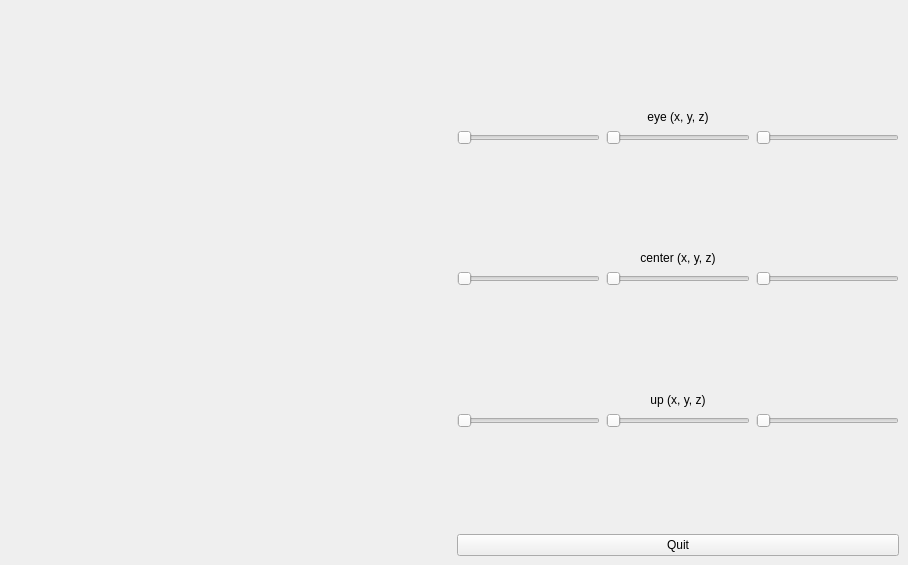
Before: the Qt Designer form src/gui/mainwindow.ui in kossadda/3DViewer_v1.0, drawn with Qt 5.
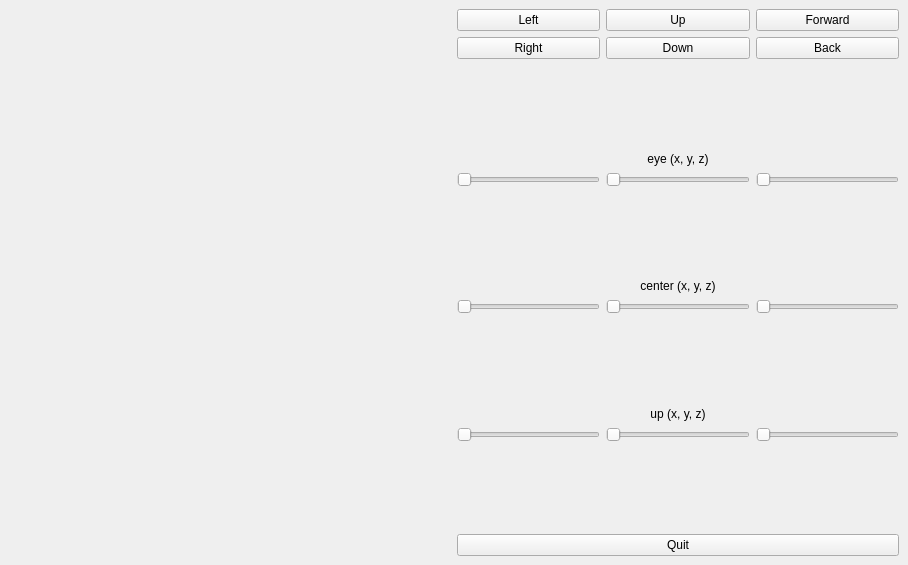
After: the same form once the commit is applied. Custom widgets are drawn as their Qt base class.

Diff of the .ui file:
```diff
--- a/src/gui/mainwindow.ui
+++ b/src/gui/mainwindow.ui
@@ -32,122 +32,14 @@
      <layout class="QVBoxLayout" name="verticalLayout">
       <item>
        <layout class="QGridLayout" name="gridLayout">
-        <item row="4" column="1">
-         <spacer name="verticalSpacer">
-          <property name="orientation">
-           <enum>Qt::Vertical</enum>
-          </property>
-          <property name="sizeHint" stdset="0">
-           <size>
-            <width>20</width>
-            <height>40</height>
-           </size>
-          </property>
-         </spacer>
-        </item>
-        <item row="9" column="1">
-         <spacer name="verticalSpacer_2">
-          <property name="orientation">
-           <enum>Qt::Vertical</enum>
-          </property>
-          <property name="sizeHint" stdset="0">
-           <size>
-            <width>20</width>
-            <height>40</height>
-           </size>
-          </property>
-         </spacer>
-        </item>
-        <item row="11" column="1">
-         <widget class="QSlider" name="upX">
-          <property name="orientation">
-           <enum>Qt::Horizontal</enum>
-          </property>
-         </widget>
-        </item>
-        <item row="11" column="3">
-         <widget class="QSlider" name="upZ">
-          <property name="orientation">
-           <enum>Qt::Horizontal</enum>
-          </property>
-         </widget>
-        </item>
-        <item row="6" column="1">
-         <widget class="QSlider" name="centerZ">
-          <property name="orientation">
-           <enum>Qt::Horizontal</enum>
-          </property>
-         </widget>
-        </item>
-        <item row="6" column="2">
+        <item row="8" column="2">
          <widget class="QSlider" name="centerY">
           <property name="orientation">
            <enum>Qt::Horizontal</enum>
           </property>
          </widget>
         </item>
-        <item row="15" column="1">
-         <spacer name="verticalSpacer_4">
-          <property name="orientation">
-           <enum>Qt::Vertical</enum>
-          </property>
-          <property name="sizeHint" stdset="0">
-           <size>
-            <width>20</width>
-            <height>40</height>
-           </size>
-          </property>
-         </spacer>
-        </item>
-        <item row="6" column="3">
-         <widget class="QSlider" name="centerX">
-          <property name="orientation">
-           <enum>Qt::Horizontal</enum>
-          </property>
-         </widget>
-        </item>
-        <item row="11" column="2">
-         <widget class="QSlider" name="upY">
-          <property name="orientation">
-           <enum>Qt::Horizontal</enum>
-          </property>
-         </widget>
-        </item>
-        <item row="3" column="2">
-         <widget class="QSlider" name="eyeY">
-          <property name="orientation">
-           <enum>Qt::Horizontal</enum>
-          </property>
-         </widget>
-        </item>
-        <item row="0" column="1">
-         <spacer name="verticalSpacer_3">
-          <property name="orientation">
-           <enum>Qt::Vertical</enum>
-          </property>
-          <property name="sizeHint" stdset="0">
-           <size>
-            <width>20</width>
-            <height>40</height>
-           </size>
-          </property>
-         </spacer>
-        </item>
-        <item row="3" column="1">
-         <widget class="QSlider" name="eyeX">
-          <property name="orientation">
-           <enum>Qt::Horizontal</enum>
-          </property>
-         </widget>
-        </item>
-        <item row="3" column="3">
-         <widget class="QSlider" name="eyeZ">
-          <property name="orientation">
-           <enum>Qt::Horizontal</enum>
-          </property>
-         </widget>
-        </item>
-        <item row="2" column="1" colspan="3">
+        <item row="4" column="1" colspan="3">
          <widget class="QLabel" name="label">
           <property name="text">
            <string>eye (x, y, z)</string>
@@ -157,7 +49,7 @@
           </property>
          </widget>
         </item>
-        <item row="5" column="1" colspan="3">
+        <item row="7" column="1" colspan="3">
          <widget class="QLabel" name="label_2">
           <property name="text">
            <string>center (x, y, z)</string>
@@ -167,7 +59,123 @@
           </property>
          </widget>
         </item>
-        <item row="10" column="1" colspan="3">
+        <item row="1" column="1">
+         <widget class="QPushButton" name="x_plus">
+          <property name="text">
+           <string>Right</string>
+          </property>
+         </widget>
+        </item>
+        <item row="5" column="2">
+         <widget class="QSlider" name="eyeY">
+          <property name="orientation">
+           <enum>Qt::Horizontal</enum>
+          </property>
+         </widget>
+        </item>
+        <item row="13" column="1">
+         <widget class="QSlider" name="upX">
+          <property name="orientation">
+           <enum>Qt::Horizontal</enum>
+          </property>
+         </widget>
+        </item>
+        <item row="0" column="3">
+         <widget class="QPushButton" name="z_plus">
+          <property name="text">
+           <string>Forward</string>
+          </property>
+         </widget>
+        </item>
+        <item row="5" column="3">
+         <widget class="QSlider" name="eyeZ">
+          <property name="orientation">
+           <enum>Qt::Horizontal</enum>
+          </property>
+         </widget>
+        </item>
+        <item row="0" column="2">
+         <widget class="QPushButton" name="y_plus">
+          <property name="text">
+           <string>Up</string>
+          </property>
+         </widget>
+        </item>
+        <item row="8" column="3">
+         <widget class="QSlider" name="centerX">
+          <property name="orientation">
+           <enum>Qt::Horizontal</enum>
+          </property>
+         </widget>
+        </item>
+        <item row="17" column="1">
+         <spacer name="verticalSpacer_4">
+          <property name="orientation">
+           <enum>Qt::Vertical</enum>
+          </property>
+          <property name="sizeHint" stdset="0">
+           <size>
+            <width>20</width>
+            <height>40</height>
+           </size>
+          </property>
+         </spacer>
+        </item>
+        <item row="8" column="1">
+         <widget class="QSlider" name="centerZ">
+          <property name="orientation">
+           <enum>Qt::Horizontal</enum>
+          </property>
+         </widget>
+        </item>
+        <item row="6" column="1">
+         <spacer name="verticalSpacer">
+          <property name="orientation">
+           <enum>Qt::Vertical</enum>
+          </property>
+          <property name="sizeHint" stdset="0">
+           <size>
+            <width>20</width>
+            <height>40</height>
+           </size>
+          </property>
+         </spacer>
+        </item>
+        <item row="1" column="2">
+         <widget class="QPushButton" name="y_minus">
+          <property name="text">
+           <string>Down</string>
+          </property>
+         </widget>
+        </item>
+        <item row="5" column="1">
+         <widget class="QSlider" name="eyeX">
+          <property name="orientation">
+           <enum>Qt::Horizontal</enum>
+          </property>
+         </widget>
+        </item>
+        <item row="2" column="1">
+         <spacer name="verticalSpacer_3">
+          <property name="orientation">
+           <enum>Qt::Vertical</enum>
+          </property>
+          <property name="sizeHint" stdset="0">
+           <size>
+            <width>20</width>
+            <height>40</height>
+           </size>
+          </property>
+         </spacer>
+        </item>
+        <item row="13" column="3">
+         <widget class="QSlider" name="upZ">
+          <property name="orientation">
+           <enum>Qt::Horizontal</enum>
+          </property>
+         </widget>
+        </item>
+        <item row="12" column="1" colspan="3">
          <widget class="QLabel" name="label_3">
           <property name="text">
            <string>up (x, y, z)</string>
@@ -177,6 +185,40 @@
           </property>
          </widget>
         </item>
+        <item row="13" column="2">
+         <widget class="QSlider" name="upY">
+          <property name="orientation">
+           <enum>Qt::Horizontal</enum>
+          </property>
+         </widget>
+        </item>
+        <item row="0" column="1">
+         <widget class="QPushButton" name="x_minus">
+          <property name="text">
+           <string>Left</string>
+          </property>
+         </widget>
+        </item>
+        <item row="11" column="1">
+         <spacer name="verticalSpacer_2">
+          <property name="orientation">
+           <enum>Qt::Vertical</enum>
+          </property>
+          <property name="sizeHint" stdset="0">
+           <size>
+            <width>20</width>
+            <height>40</height>
+           </size>
+          </property>
+         </spacer>
+        </item>
+        <item row="1" column="3">
+         <widget class="QPushButton" name="z_minus">
+          <property name="text">
+           <string>Back</string>
+          </property>
+         </widget>
+        </item>
        </layout>
       </item>
       <item>
```
